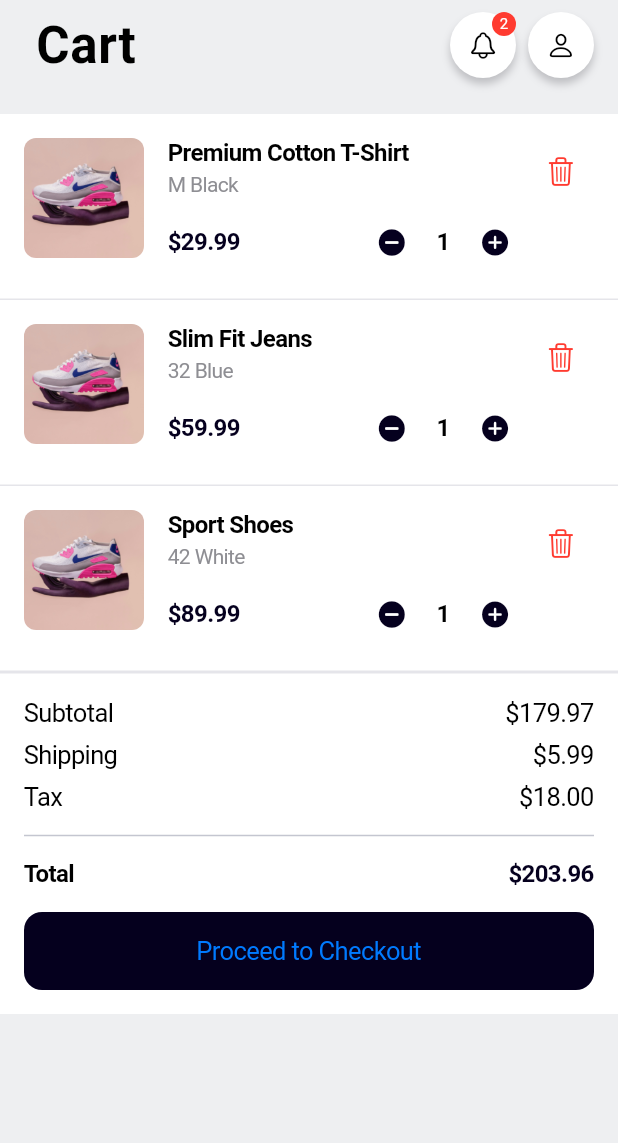
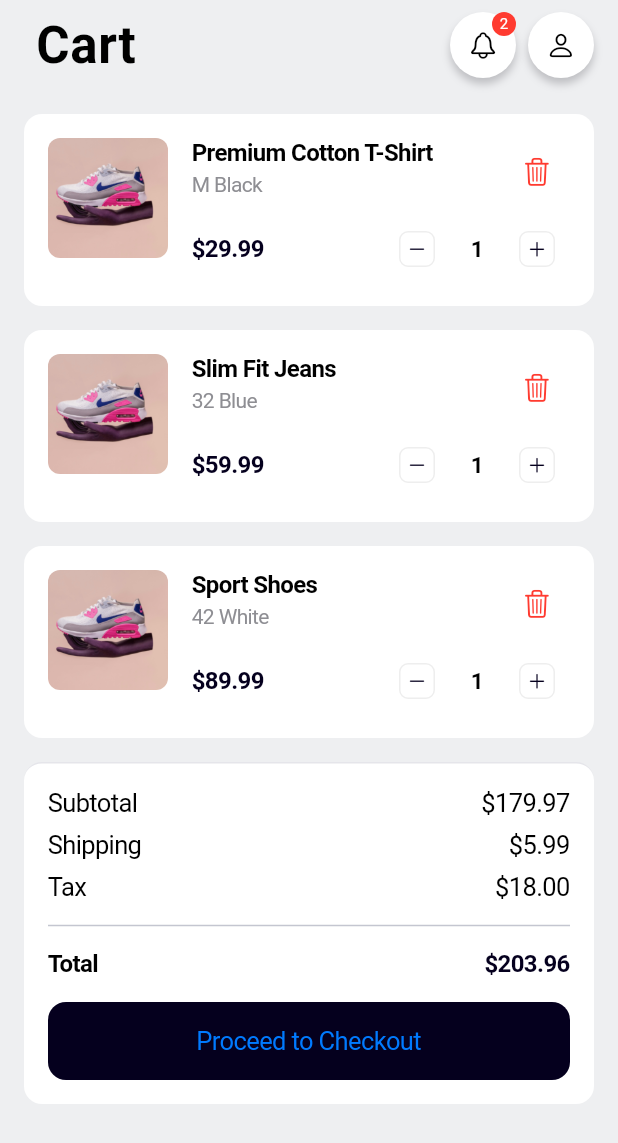
Before and after one commit to AdamsEugene/aval-mobile, a Flutter app: the CartScreen screen opened directly, on a phone screen of 412 x 824 dp. Shown: the top 1143 px of the screen. Run offline on Flutter 3.47's test engine with Material 3 defaults, Android fonts, the phone set to English and light mode, and no system bars.

Commit message:
Improve cart item UI and layout
- Align quantity controls and delete button
- Add styled containers for quantity controls
- Improve spacing and visual hierarchy
- Enhance button styles with borders and proper sizing

```diff
--- a/lib/screen/cart_screen.dart
+++ b/lib/screen/cart_screen.dart
@@ -100,14 +100,10 @@ class _CartScreenState extends State<CartScreen> {
     final item = _items[index];
     return Container(
       padding: const EdgeInsets.all(16),
+      margin: const EdgeInsets.only(bottom: 16),
       decoration: const BoxDecoration(
         color: CupertinoColors.white,
-        border: Border(
-          bottom: BorderSide(
-            color: CupertinoColors.systemGrey5,
-            width: 1,
-          ),
-        ),
+        borderRadius: BorderRadius.all(Radius.circular(12)),
       ),
       child: Row(
         crossAxisAlignment: CrossAxisAlignment.start,
@@ -128,6 +124,15 @@ class _CartScreenState extends State<CartScreen> {
             child: Column(
               crossAxisAlignment: CrossAxisAlignment.start,
               children: [
+                Row(
+                  crossAxisAlignment: CrossAxisAlignment.start,
+                  mainAxisAlignment: MainAxisAlignment.spaceBetween,
+                  children: [
+                    // Product name and details
+                    Expanded(
+                      child: Column(
+                        crossAxisAlignment: CrossAxisAlignment.start,
+                        children: [
                           Text(
                             item.name,
                             style: const TextStyle(
@@ -135,8 +140,8 @@ class _CartScreenState extends State<CartScreen> {
                               fontWeight: FontWeight.w600,
                             ),
                           ),
+                          if (item.size != null || item.color != null) ...[
                             const SizedBox(height: 4),
-                if (item.size != null || item.color != null)
                             Text(
                               '${item.size ?? ''} ${item.color ?? ''}'.trim(),
                               style: TextStyle(
@@ -144,7 +149,24 @@ class _CartScreenState extends State<CartScreen> {
                                 color: CupertinoColors.systemGrey.darkColor,
                               ),
                             ),
+                          ],
+                        ],
+                      ),
+                    ),
+                    // Delete button
+                    CupertinoButton(
+                      padding: EdgeInsets.zero,
+                      onPressed: () => _removeItem(index),
+                      child: const Icon(
+                        CupertinoIcons.delete,
+                        color: CupertinoColors.destructiveRed,
+                        size: 20,
+                      ),
+                    ),
+                  ],
+                ),
                 const SizedBox(height: 8),
+                // Price and Quantity Controls
                 Row(
                   mainAxisAlignment: MainAxisAlignment.spaceBetween,
                   children: [
@@ -156,33 +178,59 @@ class _CartScreenState extends State<CartScreen> {
                         color: Color(0xFF05001E),
                       ),
                     ),
+                    // Quantity controls in container
                     Row(
+                      mainAxisSize: MainAxisSize.min,
                       children: [
                         CupertinoButton(
                           padding: EdgeInsets.zero,
                           onPressed: () =>
                               _updateQuantity(index, item.quantity - 1),
+                          child: Container(
+                            padding: const EdgeInsets.all(4),
+                            decoration: BoxDecoration(
+                              color: CupertinoColors.white,
+                              borderRadius: BorderRadius.circular(6),
+                              border: Border.all(
+                                color: const Color(0xFFEEEEEE),
+                              ),
+                            ),
                             child: const Icon(
-                            CupertinoIcons.minus_circle_fill,
+                              CupertinoIcons.minus,
+                              size: 14,
                               color: Color(0xFF05001E),
                             ),
                           ),
-                        const SizedBox(width: 8),
-                        Text(
+                        ),
+                        SizedBox(
+                          width: 36,
+                          child: Text(
                             item.quantity.toString(),
+                            textAlign: TextAlign.center,
                             style: const TextStyle(
-                            fontSize: 16,
+                              fontSize: 15,
                               fontWeight: FontWeight.w600,
                             ),
                           ),
-                        const SizedBox(width: 8),
+                        ),
                         CupertinoButton(
                           padding: EdgeInsets.zero,
                           onPressed: () =>
                               _updateQuantity(index, item.quantity + 1),
+                          child: Container(
+                            padding: const EdgeInsets.all(4),
+                            decoration: BoxDecoration(
+                              color: CupertinoColors.white,
+                              borderRadius: BorderRadius.circular(6),
+                              border: Border.all(
+                                color: const Color(0xFFEEEEEE),
+                              ),
+                            ),
                             child: const Icon(
-                            CupertinoIcons.plus_circle_fill,
+                              CupertinoIcons.plus,
+                              size: 14,
                               color: Color(0xFF05001E),
+                            ),
                           ),
                         ),
                       ],
@@ -190,15 +238,6 @@ class _CartScreenState extends State<CartScreen> {
                   ],
                 ),
               ],
-            ),
-          ),
-          // Remove Button
-          CupertinoButton(
-            padding: EdgeInsets.zero,
-            onPressed: () => _removeItem(index),
-            child: const Icon(
-              CupertinoIcons.delete,
-              color: CupertinoColors.destructiveRed,
             ),
           ),
         ],
@@ -209,7 +248,7 @@ class _CartScreenState extends State<CartScreen> {
   @override
   Widget build(BuildContext context) {
     return CupertinoPageScaffold(
-      backgroundColor: const Color(0xFFEEEFF1),
+      // backgroundColor: const Color(0xFFEEEFF1),
       child: SafeArea(
         child: CustomScrollView(
           slivers: [
@@ -243,7 +282,9 @@ class _CartScreenState extends State<CartScreen> {
                         ],
                       ),
                     )
-                  : Column(
+                  : Container(
+                      padding: const EdgeInsets.symmetric(horizontal: 16),
+                      child: Column(
                         children: [
                           ListView.builder(
                             padding: const EdgeInsets.only(top: 16),
@@ -262,6 +303,7 @@ class _CartScreenState extends State<CartScreen> {
                         ],
                       ),
                     ),
+            ),
           ],
         ),
       ),
--- a/lib/screen/chat/chat_screen.dart
+++ b/lib/screen/chat/chat_screen.dart
@@ -1,6 +1,6 @@
 // lib/screens/chat_screen.dart
 import 'package:e_commerce_app/screen/chat/chat_details_screen.dart';
-import 'package:e_commerce_app/widgets/cart/chat_list_item.dart';
+import 'package:e_commerce_app/widgets/chat/chat_list_item.dart';
 import 'package:flutter/cupertino.dart';
 import 'package:e_commerce_app/models/chat_models.dart';
 import 'package:e_commerce_app/widgets/shared/main_header.dart';
--- a/lib/widgets/cart/cart_summary.dart
+++ b/lib/widgets/cart/cart_summary.dart
@@ -26,6 +26,7 @@ class CartSummary extends StatelessWidget {
     return Container(
       padding: const EdgeInsets.all(16),
       decoration: const BoxDecoration(
+        borderRadius: BorderRadius.all(Radius.circular(12)),
         color: CupertinoColors.white,
         border: Border(
           top: BorderSide(
```
Also changed, not shown: lib/widgets/chat/chat_list_item.dart (renamed from lib/widgets/cart/chat_list_item.dart). Lines whose indentation alone changed are shown as unchanged.
